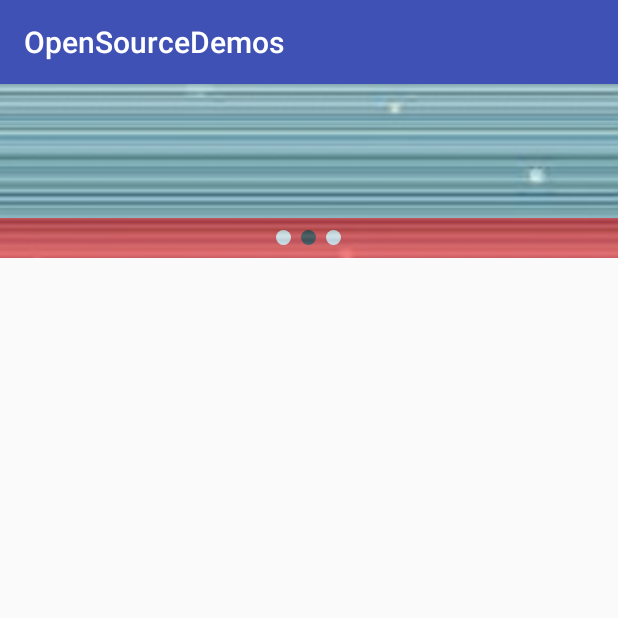
After one commit to asafei/MyDemos, an Android app: the CarouselActivity screen opened directly, with no data from a screen before it, on a phone screen of 412 x 824 dp, the top half of it. The commit adds this screen. Run offline under Robolectric (Android 15) with nearby library versions, the phone set to English and light mode, and no system bars; libraries missing offline, so code that uses them is left out: es.dmoral.toasty.

Commit message:
添加图片轮播的demo

```diff
--- a/opensourcedemos/src/main/AndroidManifest.xml
+++ b/opensourcedemos/src/main/AndroidManifest.xml
@@ -39,6 +39,8 @@
         </activity>
         <activity android:name=".guide.scrollview.ScrollViewActivity">
         </activity>
+        <activity android:name=".guide.carousel.CarouselActivity">
+        </activity>
     </application>
 
 </manifest>
--- /dev/null
+++ b/opensourcedemos/src/main/java/com/hiking/afei/opensourcedemos/guide/carousel/C.java
@@ -0,0 +1,9 @@
+package com.hiking.afei.opensourcedemos.guide.carousel;
+
+/**
+ * Created by Afei on 2017/11/30.
+ */
+
+public class C {
+    public static int WIDTH=0;
+}
--- /dev/null
+++ b/opensourcedemos/src/main/java/com/hiking/afei/opensourcedemos/guide/carousel/CarouselActivity.java
@@ -0,0 +1,77 @@
+package com.hiking.afei.opensourcedemos.guide.carousel;
+
+import android.graphics.Bitmap;
+import android.graphics.BitmapFactory;
+import android.support.v7.app.AppCompatActivity;
+import android.os.Bundle;
+import android.util.DisplayMetrics;
+import android.view.ViewGroup;
+import android.widget.ImageView;
+import android.widget.Toast;
+
+import com.hiking.afei.opensourcedemos.R;
+
+import java.util.ArrayList;
+import java.util.List;
+
+import es.dmoral.toasty.Toasty;
+
+public class CarouselActivity extends AppCompatActivity implements ImageBannerFramLayout.ImageClickListener{
+    //private ImageBarnnerViewGroup viewGroup;
+
+    private ImageBannerFramLayout imageBannerFramLayout;
+    private int[] vRes={
+            R.drawable.banner1,
+            R.drawable.banner2,
+            R.drawable.banner3,
+    };
+
+    @Override
+    protected void onCreate(Bundle savedInstanceState) {
+        super.onCreate(savedInstanceState);
+        setContentView(R.layout.activity_carousel);
+
+
+        //计算出当前手机的宽度
+        DisplayMetrics dm=new DisplayMetrics();
+        getWindowManager().getDefaultDisplay().getMetrics(dm);
+        //int width=dm.widthPixels;
+        C.WIDTH=dm.widthPixels;
+
+//        viewGroup= (ImageBarnnerViewGroup) findViewById(R.id.carousel_img_group);
+//
+//
+//
+//        for (int i=0;i<vRes.length;i++){
+//            ImageView iv=new ImageView(this);
+//
+//            iv.setScaleType(ImageView.ScaleType.CENTER_CROP);
+//            iv.setLayoutParams(new ViewGroup.LayoutParams(width, ViewGroup.LayoutParams.WRAP_CONTENT));
+//            iv.setImageResource(vRes[i]);
+//            viewGroup.addView(iv);
+//        }
+//
+//        viewGroup.setListener(this);
+
+        List<Bitmap> list=new ArrayList<Bitmap>();
+        imageBannerFramLayout= (ImageBannerFramLayout) findViewById(R.id.carousel_img_layout);
+        for (int i=0;i<vRes.length;i++){
+            Bitmap bitmap= BitmapFactory.decodeResource(getResources(),vRes[i]);
+            list.add(bitmap);
+        }
+        imageBannerFramLayout.setImgListener(this);
+        imageBannerFramLayout.addBitmaps(list);
+
+
+    }
+
+    @Override
+    public void clickImage(int pos) {
+        Toast.makeText(this,"pos="+pos, Toast.LENGTH_SHORT).show();
+    }
+
+//    @Override
+//    public void clickImageIndex(int pos) {
+//        Toast.makeText(this,"pos="+pos, Toast.LENGTH_SHORT).show();
+//    }
+}
--- /dev/null
+++ b/opensourcedemos/src/main/java/com/hiking/afei/opensourcedemos/guide/carousel/ImageBannerFramLayout.java
@@ -0,0 +1,152 @@
+package com.hiking.afei.opensourcedemos.guide.carousel;
+
+import android.content.Context;
+import android.graphics.Bitmap;
+import android.graphics.Color;
+import android.os.Build;
+import android.provider.ContactsContract;
+import android.support.annotation.AttrRes;
+import android.support.annotation.NonNull;
+import android.support.annotation.Nullable;
+import android.util.AttributeSet;
+import android.view.Gravity;
+import android.view.ViewGroup;
+import android.widget.FrameLayout;
+import android.widget.ImageView;
+import android.widget.LinearLayout;
+
+import com.hiking.afei.opensourcedemos.R;
+
+import java.util.List;
+
+import static android.os.Build.VERSION.SDK_INT;
+
+/**
+ * Created by Afei on 2017/11/30.
+ */
+
+public class ImageBannerFramLayout extends FrameLayout implements ImageBarnnerViewGroup.ImageBannerViewGroupLinsnner,ImageBarnnerViewGroup.ImageBannerListener{
+
+    private ImageBarnnerViewGroup imageBarnnerViewGroup;
+    private LinearLayout linearLayout;
+    public ImageBannerFramLayout(@NonNull Context context) {
+        super(context);
+
+        initImageBannerViewGroup();
+        initDotLinearLayout();
+    }
+
+    public ImageBannerFramLayout(@NonNull Context context, @Nullable AttributeSet attrs) {
+        super(context, attrs);
+        initImageBannerViewGroup();
+        initDotLinearLayout();
+    }
+
+    public ImageBannerFramLayout(@NonNull Context context, @Nullable AttributeSet attrs, @AttrRes int defStyleAttr) {
+        super(context, attrs, defStyleAttr);
+        initImageBannerViewGroup();
+        initDotLinearLayout();
+    }
+
+    public void addBitmaps(List<Bitmap> list){
+        for (int i=0;i<list.size();i++){
+            Bitmap bitmap=list.get(i);
+            addBitmapToImageBannerViewGroup(bitmap);
+            addDotToLinearLayout();
+        }
+    }
+
+    private void addDotToLinearLayout() {
+        ImageView iv=new ImageView(getContext());
+        LinearLayout.LayoutParams lp=new LinearLayout.LayoutParams(ViewGroup.LayoutParams.WRAP_CONTENT, ViewGroup.LayoutParams.WRAP_CONTENT);
+        lp.setMargins(5,5,5,5);
+        iv.setLayoutParams(lp);
+        iv.setImageResource(R.drawable.dot_normal_1);
+        linearLayout.addView(iv);
+
+
+    }
+
+    private void addBitmapToImageBannerViewGroup(Bitmap bitmap) {
+        ImageView iv=new ImageView(getContext());
+//
+        iv.setScaleType(ImageView.ScaleType.CENTER_CROP);
+        iv.setLayoutParams(new ViewGroup.LayoutParams(C.WIDTH, ViewGroup.LayoutParams.WRAP_CONTENT));
+        iv.setImageBitmap(bitmap);
+        imageBarnnerViewGroup.addView(iv);
+    }
+
+    /**
+     *  初始化底部圆点布局
+     */
+    private void initDotLinearLayout() {
+        linearLayout=new LinearLayout(getContext());
+        FrameLayout.LayoutParams lp=new FrameLayout.LayoutParams(ViewGroup.LayoutParams.MATCH_PARENT, 40);
+
+        linearLayout.setLayoutParams(lp);
+        linearLayout.setOrientation(LinearLayout.HORIZONTAL);
+        linearLayout.setGravity(Gravity.CENTER);
+        linearLayout.setBackgroundColor(Color.RED);
+        addView(linearLayout);
+
+        FrameLayout.LayoutParams layoutParams= (LayoutParams) linearLayout.getLayoutParams();
+        layoutParams.gravity=Gravity.BOTTOM;
+        linearLayout.setLayoutParams(layoutParams);
+
+
+        //底部圆点透明度
+        //这里有一个知识点，3.0以后和以前使用setAlphs()方法的方式不同
+        if (SDK_INT> Build.VERSION_CODES.HONEYCOMB){
+            linearLayout.setAlpha(0.5f);
+        }else {
+            linearLayout.getBackground().setAlpha(100);
+        }
+
+    }
+
+    /**
+     * 初始化 自定义的图片轮播核心类
+     */
+    private void initImageBannerViewGroup() {
+        imageBarnnerViewGroup=new ImageBarnnerViewGroup(getContext());
+        LinearLayout.LayoutParams lp=new LinearLayout.LayoutParams(ViewGroup.LayoutParams.MATCH_PARENT, ViewGroup.LayoutParams.WRAP_CONTENT);
+        imageBarnnerViewGroup.setLayoutParams(lp);
+
+        imageBarnnerViewGroup.setImageBannerViewGroupLinsnner(this);//将listener传递给layout
+        imageBarnnerViewGroup.setListener(this);
+        addView(imageBarnnerViewGroup);
+    }
+
+    @Override
+    public void selectImage(int index) {
+        int count=linearLayout.getChildCount();
+        for (int i=0;i<count;i++){
+            ImageView iv= (ImageView) linearLayout.getChildAt(i);
+            if (i==index){
+                iv.setImageResource(R.drawable.dot_focus_1);
+            }else {
+                iv.setImageResource(R.drawable.dot_normal_1);
+            }
+        }
+    }
+
+    @Override
+    public void clickImageIndex(int pos) {
+        imgListener.clickImage(pos);
+    }
+
+
+    private ImageClickListener imgListener;
+
+    public ImageClickListener getImgListener() {
+        return imgListener;
+    }
+
+    public void setImgListener(ImageClickListener imgListener) {
+        this.imgListener = imgListener;
+    }
+
+    public interface ImageClickListener{
+        void clickImage(int pos);
+    }
+}
--- /dev/null
+++ b/opensourcedemos/src/main/java/com/hiking/afei/opensourcedemos/guide/carousel/ImageBarnnerViewGroup.java
@@ -0,0 +1,317 @@
+package com.hiking.afei.opensourcedemos.guide.carousel;
+
+import android.content.Context;
+import android.os.Handler;
+import android.os.Message;
+import android.util.AttributeSet;
+import android.view.MotionEvent;
+import android.view.View;
+import android.view.ViewGroup;
+import android.widget.Scroller;
+
+import java.util.Timer;
+import java.util.TimerTask;
+import java.util.logging.LogRecord;
+
+/**
+ * Created by Afei on 2017/11/29.
+ */
+
+public class ImageBarnnerViewGroup extends ViewGroup {
+    private int children;//子视图个数
+    private int height;//子视图高度
+    private int width;//子视图宽度
+
+
+    private int x;//此时的x的值，代表每一次按下位置的横坐标，每一次移动过程中移动之前的位置横坐标
+    private int index=0;//每张图片的索引
+
+
+    private Scroller scroller;
+
+
+    /**
+     * 要想实现图片的单击事件，可以利用单击变量进行判断；
+     * 在离开屏幕的一瞬间去判断变量开关 来判断操作是点击还是移动
+     */
+    private boolean isClick;//true点击 false不是点击事件
+
+    private ImageBannerListener listener;
+
+    public ImageBannerListener getListener() {
+        return listener;
+    }
+
+    public void setListener(ImageBannerListener listener) {
+        this.listener = listener;
+    }
+
+    public interface ImageBannerListener{
+        void clickImageIndex(int pos);
+    }
+
+
+
+    private ImageBannerViewGroupLinsnner imageBannerViewGroupLinsnner;
+
+    public ImageBannerViewGroupLinsnner getImageBannerViewGroupLinsnner() {
+        return imageBannerViewGroupLinsnner;
+    }
+
+    public void setImageBannerViewGroupLinsnner(ImageBannerViewGroupLinsnner imageBannerViewGroupLinsnner) {
+        this.imageBannerViewGroupLinsnner = imageBannerViewGroupLinsnner;
+    }
+
+    public interface ImageBannerViewGroupLinsnner{
+        void selectImage(int index);
+    }
+
+
+
+
+
+    /**
+     * 实现图片轮播底部圆点以及底部圆点切换功能的思路
+     *
+     * 1、自定义一个继承自FrameLayout布局，利用frameLayout布局的特性（在同一位置放置的不同view最终显示的是最后一个view）
+     *  就可以实现底部圆点布局
+     * 2、准备素材 底部圆点的素材
+     * 3、继承FramLayout，定义一个类，在该类实现过程中，加载刚才自定义的ImaageBannerViewGroup的核心类圆点的布局
+     * 用LinearLayout来实现
+     */
+
+
+
+
+
+    /**
+     *
+     * 自动轮播
+     * 采用Timer、TimerTask、Handler三者结合的方式实现轮播
+     * 本例使用两种方法来控制，启动自动轮播，称之为startAuto()和stopAuto()
+     *
+     * 在两个方法的控制过程中，实际上控制的是自动开启轮播图的开关
+     * 这就需要一个变量参数来作为自动开启轮播的开关，称之为isAuto（true表示开启，false表示关闭）
+     *
+     *
+     */
+    private boolean isAuto=true;//默认开启
+    private Timer timer=new Timer();
+    private TimerTask task;
+    private Handler autoHandler=new Handler(){
+        @Override
+        public void handleMessage(Message msg) {
+            switch (msg.what){
+                case 0:
+                    if (++index>=children){//说明此时如果是最后一张图的话，那就就从第一张图从新滑动
+                        index=0;
+                    }
+                    scrollTo(width*index,0);
+
+                    imageBannerViewGroupLinsnner.selectImage(index);
+                    break;
+            }
+
+
+            //super.handleMessage(msg);
+        }
+    };
+    private void startAuto(){
+        isAuto=true;
+    };
+    private void stopAuto(){
+        isAuto=false;
+    }
+
+
+    public ImageBarnnerViewGroup(Context context) {
+        super(context);
+        initObj();
+    }
+
+    public ImageBarnnerViewGroup(Context context, AttributeSet attrs) {
+        super(context, attrs);
+        initObj();
+    }
+
+    public ImageBarnnerViewGroup(Context context, AttributeSet attrs, int defStyleAttr) {
+        super(context, attrs, defStyleAttr);
+        initObj();
+    }
+
+    private void initObj() {
+        scroller=new Scroller(getContext());
+
+        task=new TimerTask() {
+            @Override
+            public void run() {
+                if (isAuto){//开启轮播图
+                    autoHandler.sendEmptyMessage(0);
+                }else{
+
+                }
+            }
+        };
+
+        timer.schedule(task,100,3000);
+
+    }
+
+
+    @Override
+    public void computeScroll() {
+        super.computeScroll();
+        if (scroller.computeScrollOffset()){//判断是否滑动完毕
+            scrollTo(scroller.getCurrX(),0);
+            invalidate();
+        }
+    }
+
+    /**
+     * 在自定义viewgroup中，必须要实现的方法有：测量-》布局-》绘制
+     * 对于测量来说就是：onMeature
+     * 对于容器的绘制其实就是容器内的子控件的绘制过程，只需要调用系统自带的绘制即可
+     * 对于viewgroup绘制过程我们不需要再重写该函数
+     *
+     */
+
+    @Override
+    protected void onMeasure(int widthMeasureSpec, int heightMeasureSpec) {
+        super.onMeasure(widthMeasureSpec, heightMeasureSpec);
+        /**
+         * 由于要实现的是一个ViewGroup容器，就应该知道该容器中所有的子视图；
+         * 要测量viewgroup的宽度和高度，必须先去测量子视图的宽度和高度之和，
+         * 才能知道viewgroup的宽度和高度
+         */
+
+
+        //1、求出子视图的个数
+        children=getChildCount();
+        if (0==children){
+            setMeasuredDimension(0,0);
+        }else{
+            //2、测量子视图的宽度和高度
+            measureChildren(widthMeasureSpec,heightMeasureSpec);
+            //此时以第一个视图为基准，就是说ViewGroup的高度就是第一个子视图的高度，宽度是第一个子视图的宽度*子视图的个数
+            View view=getChildAt(0);
+
+            //3、根据子视图的宽度和高度，求该viewgroup的宽度和高度
+            height=view.getMeasuredHeight();//获取子视图的测量高度
+            width=view.getMeasuredWidth();//获取子视图的测量宽度
+            setMeasuredDimension(width,height);
+        }
+
+    }
+
+    /**
+     * 事件传递过程中调用方法：需要调用容器的拦截方法 onInterceptTouchEvent
+     * 针对该方法，如果该方法返回值为true，自定义的viewgroup就会处理此次拦截事件；
+     * 如果返回值为false，自定义的viewgroup就不会接受此次事件的处理过程，就会继续向下传递该事件；
+     *
+     * 针对自定义的viewgroup，当然希望viewgroup容器处理接受事件，那么返回值就是true
+     * 如果返回true的话，真正处理该事件的方法：ontouchEvent
+     */
+    @Override
+    public boolean onInterceptTouchEvent(MotionEvent ev) {
+        //return super.onInterceptTouchEvent(ev);
+        return true;
+    }
+
+    /**
+     * 用两种方式事件轮播图的手动轮播
+     * 1、利用scrollTo、scrollBy完成轮播图的手动轮播
+     * 2、利用Scroller对象，完成轮播图的手动轮播
+     *
+     * 第一、滑动屏幕图片时，其实就是viewgroup的子视图移动的过程，
+     * 只需要知道滑动前后横坐标的值，可以求出此过程中移动的距离，利用scrollBy方法实现图片的滑动
+     * 座椅需要两个值：移动之前和移动之后的横坐标的值
+     *
+     * 第二、在第一个按下的瞬间，移动前和移动后的值是相等的，也就是说按下的一瞬间的那个点的横坐标的值
+     *
+     * 第三、在不断滑动过程中，会不断的调用ACTION_MOVE方法，此时可以保存移动之前和移动之后的值，
+     * 从而计算出滑动的距离
+     *
+     * 第四、在抬起的一瞬间，需要计算出要滑动到哪张图片的位置上
+     *
+     * 需要得出将要滑动的哪张图片的索引值
+     * （当前viewgroup的滑动位置+每一张图片的宽度／2）／每一张图片的宽度值
+     *
+     *
+     */
+
+    @Override
+    public boolean onTouchEvent(MotionEvent event) {
+        //return super.onTouchEvent(event);
+        switch (event.getAction()){
+            case MotionEvent.ACTION_DOWN://表示在屏幕上按下的一瞬间
+                stopAuto();//按下时禁止自动轮播功能
+
+                if (!scroller.isFinished()){
+                    scroller.abortAnimation();
+                }
+                isClick=true;
+
+                x= (int) event.getX();
+                break;
+            case MotionEvent.ACTION_MOVE://表示按下之后在屏幕上移动的过程
+                int  moveX= (int) event.getX();
+                int distance=moveX-x;
+                scrollBy(-distance,0);
+                x=moveX;
+
+                isClick=false;
+                break;
+            case MotionEvent.ACTION_UP://表示抬起时的一瞬间
+                int scrollX=getScrollX();
+                index=(scrollX+width/2)/width;
+                if (index<0){//此时已经滑动到第一张图片
+                    index=0;
+                }else if(index>children-1){//此时已经滑动到最后一张图片
+                    index=children-1;
+                }
+
+                if (isClick){
+                    listener.clickImageIndex(index);
+                }else{
+                    //scrollTo(index*width,0);//第一种方式
+
+                    int dx=index*width-scrollX;
+                    scroller.startScroll(scrollX,0,dx,0);
+                    postInvalidate();
+
+                    imageBannerViewGroupLinsnner.selectImage(index);
+                }
+
+
+
+
+                startAuto();//抬起手指的一瞬间开启图片轮播
+
+                break;
+            default:
+                break;
+        }
+        return true;//告诉该viewgroup的父view，我们已经处理好了该事件
+    }
+
+    /**
+     *
+     * @param change  布局位置发生改变时为true，没有发生改变时为false
+     * @param l
+     * @param t
+     * @param r
+     * @param b
+     */
+    @Override
+    protected void onLayout(boolean change, int l, int t, int r, int b) {
+        if (change){
+            int leftMargin=0;
+            for (int i=0;i<children;i++){
+                View v =getChildAt(i);
+                v.layout(leftMargin,0,leftMargin+width,height);
+                leftMargin+=width;
+
+            }
+        }
+    }
+}
--- /dev/null
+++ b/opensourcedemos/src/main/res/drawable/dot_focus_1.xml
@@ -0,0 +1,7 @@
+<?xml version="1.0" encoding="utf-8"?>
+<shape xmlns:android="http://schemas.android.com/apk/res/android"
+       android:shape="oval">
+    <solid android:color="@android:color/black"/>
+    <size android:height="10dp"
+          android:width="10dp"/>
+</shape>
--- /dev/null
+++ b/opensourcedemos/src/main/res/drawable/dot_normal_1.xml
@@ -0,0 +1,7 @@
+<?xml version="1.0" encoding="utf-8"?>
+<shape xmlns:android="http://schemas.android.com/apk/res/android"
+       android:shape="oval">
+    <solid android:color="@android:color/white"/>
+    <size android:height="10dp"
+          android:width="10dp"/>
+</shape>
--- /dev/null
+++ b/opensourcedemos/src/main/res/layout/activity_carousel.xml
@@ -0,0 +1,22 @@
+<?xml version="1.0" encoding="utf-8"?>
+<RelativeLayout
+    xmlns:android="http://schemas.android.com/apk/res/android"
+    xmlns:app="http://schemas.android.com/apk/res-auto"
+    xmlns:tools="http://schemas.android.com/tools"
+    android:layout_width="match_parent"
+    android:layout_height="match_parent"
+    tools:context="com.hiking.afei.opensourcedemos.guide.carousel.CarouselActivity">
+
+    <!--<com.hiking.afei.opensourcedemos.guide.carousel.ImageBarnnerViewGroup-->
+        <!--android:id="@+id/carousel_img_group"-->
+        <!--android:layout_width="match_parent"-->
+        <!--android:layout_height="wrap_content"></com.hiking.afei.opensourcedemos.guide.carousel.ImageBarnnerViewGroup>-->
+
+    <com.hiking.afei.opensourcedemos.guide.carousel.ImageBannerFramLayout
+        android:id="@+id/carousel_img_layout"
+        android:layout_width="match_parent"
+        android:layout_height="wrap_content">
+
+    </com.hiking.afei.opensourcedemos.guide.carousel.ImageBannerFramLayout>
+
+</RelativeLayout>
```
Also changed, not shown: opensourcedemos/src/main/java/com/hiking/afei/opensourcedemos/guide/GuideActivity.java (+7 -0 lines), opensourcedemos/src/main/res/layout/activity_guide.xml (+7 -0 lines), opensourcedemos/src/main/res/drawable/banner1.jpeg (added), opensourcedemos/src/main/res/drawable/banner2.jpeg (added), opensourcedemos/src/main/res/drawable/banner3.jpeg (added).
